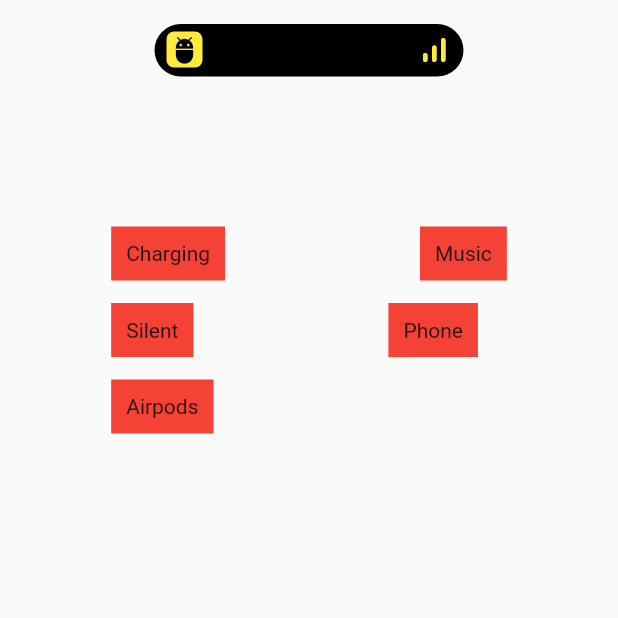
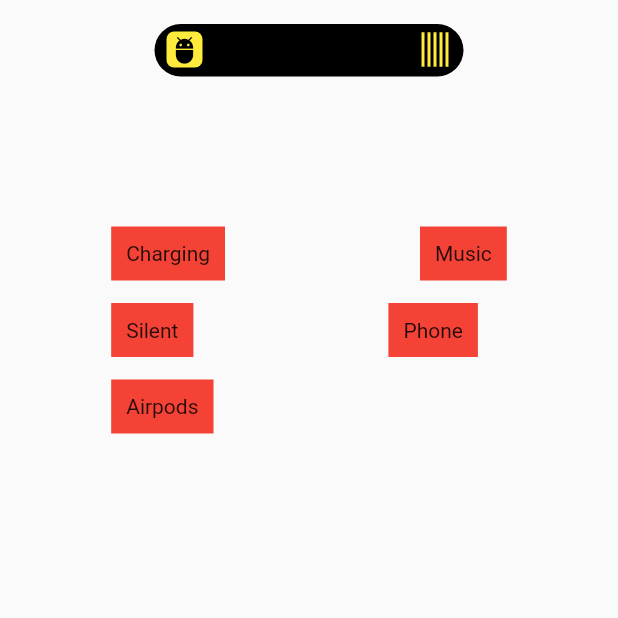
Before and after one commit to HerculesGit/flutter_dynamic_island, a Flutter app: the screen it shows after launch, after a tap on "Charging", after a tap on "Music", on a phone screen of 412 x 824 dp, the top half of it. Run offline on Flutter 3.47's test engine with Material 2 defaults, Android fonts, the phone set to English and light mode, and no system bars.

Commit message:
implemented signal frequency widget

```diff
--- a/lib/inject.dart
+++ b/lib/inject.dart
@@ -1,4 +1,5 @@
 import 'package:flutter/material.dart';
+import 'package:flutter_dynamic_island/presentation/controllers/animated_signal_frequency_controller.dart';
 import 'package:provider/provider.dart';
 
 import 'presentation/controllers/animated_dynamic_island_controller.dart';
@@ -6,8 +7,9 @@ import 'presentation/controllers/animated_dynamic_island_controller.dart';
 Widget injectProviders(final Widget app) {
   return MultiProvider(
     providers: [
+      ChangeNotifierProvider(create: (context) => AnimatedDynamicIsland()),
       ChangeNotifierProvider(
-          create: (context) => AnimatedDynamicIsland()),
+          create: (context) => AnimatedFrequencyController()),
     ],
     child: app,
   );
--- /dev/null
+++ b/lib/presentation/controllers/animated_signal_frequency_controller.dart
@@ -0,0 +1,40 @@
+import 'dart:async';
+import 'dart:math';
+
+import 'package:flutter/material.dart';
+
+class AnimatedFrequencyController extends ChangeNotifier {
+  late Timer timer;
+  bool isAnimation = false;
+
+  List<double> sixPipes = [];
+  List<double> sixFixedPipes = [];
+
+  startAnimation(final double maxHeight) async {
+    if (isAnimation) return;
+
+    sixFixedPipes = generateSixPipes(maxHeight);
+    isAnimation = true;
+
+    timer = Timer.periodic(const Duration(milliseconds: 120), (_) {
+      sixPipes = generateSixPipes(maxHeight);
+      notifyListeners();
+      print(sixPipes);
+    });
+  }
+
+  List<double> generateSixPipes(final double maxHeight) {
+    final minPercentageOfTheHeight = ((maxHeight) * 0.3).toInt();
+    return List.generate(
+        5, (index) => nextDouble(minPercentageOfTheHeight, maxHeight.toInt()));
+  }
+
+  double nextDouble(int min, int max) =>
+      (min + Random().nextInt((max + 1) - min)).toDouble();
+
+  @override
+  void dispose() {
+    timer.cancel();
+    super.dispose();
+  }
+}
--- a/lib/presentation/widgets/music_island_widget.dart
+++ b/lib/presentation/widgets/music_island_widget.dart
@@ -2,6 +2,7 @@ import 'package:flutter/material.dart';
 import 'package:flutter_dynamic_island/presentation/widgets/factory/island_factory.dart';
 
 import 'animated_opacity_widget.dart';
+import 'signal_frequency_widget.dart';
 
 class MusicIslandWidget extends IslandFactory {
   MusicIslandWidget({
@@ -63,9 +64,9 @@ class MusicIslandWidget extends IslandFactory {
                     opacity: opacity,
                     isRight: false,
                     child: Padding(
-                        padding: EdgeInsets.only(right: expanded ? 0.0 : 8.0),
-                        child: const Icon(Icons.signal_cellular_alt_rounded,
-                            color: Colors.yellow)),
+                        padding: EdgeInsets.only(right: expanded ? 0.0 : 10.0),
+                        child: const SignalFrequencyWidget(
+                            maxHeight: 24, color: Colors.yellow)),
                   ),
                 ),
               ],
--- a/lib/presentation/widgets/phone_island_widget.dart
+++ b/lib/presentation/widgets/phone_island_widget.dart
@@ -1,8 +1,10 @@
+import 'dart:math' as math;
+
 import 'package:flutter/material.dart';
 import 'package:flutter_dynamic_island/presentation/widgets/factory/island_factory.dart';
 
 import 'animated_opacity_widget.dart';
-import 'dart:math' as math;
+import 'signal_frequency_widget.dart';
 
 class PhoneIslandWidget extends IslandFactory {
   PhoneIslandWidget({
@@ -51,12 +53,11 @@ class PhoneIslandWidget extends IslandFactory {
               opacity: opacity,
               isRight: true,
               child: Padding(
-                padding: const EdgeInsets.only(right: 8.0),
-                child: controller.islandState == IslandState.expanded
-                    ? _buildCallButtons(size)
-                    : const Text('IiIIIIi',
-                        style: const TextStyle(color: Colors.green)),
-              ),
+                  padding: const EdgeInsets.only(right: 8.0),
+                  child: controller.islandState == IslandState.expanded
+                      ? _buildCallButtons(size)
+                      : const SignalFrequencyWidget(
+                          maxHeight: 24, color: Colors.green)),
             ),
           ],
         ),
--- /dev/null
+++ b/lib/presentation/widgets/signal_frequency_widget.dart
@@ -0,0 +1,35 @@
+import 'package:flutter/material.dart';
+import 'package:provider/provider.dart';
+
+import '../controllers/animated_signal_frequency_controller.dart';
+
+class SignalFrequencyWidget extends StatelessWidget {
+  final double maxHeight;
+  final Color color;
+
+  const SignalFrequencyWidget(
+      {Key? key, required this.maxHeight, required this.color})
+      : super(key: key);
+
+  @override
+  Widget build(BuildContext context) {
+    return Consumer<AnimatedFrequencyController>(
+        builder: (context, frequencyController, child) {
+          frequencyController.startAnimation(maxHeight);
+
+          return SizedBox(
+            height: maxHeight,
+            child: Row(
+                children: frequencyController.sixPipes
+                    .map((height) => AnimatedContainer(
+                  duration: const Duration(milliseconds: 100),
+                  margin: const EdgeInsets.only(left: 2),
+                  color: color,
+                  height: height,
+                  width: 2.0,
+                ))
+                    .toList()),
+          );
+        });
+  }
+}
```
